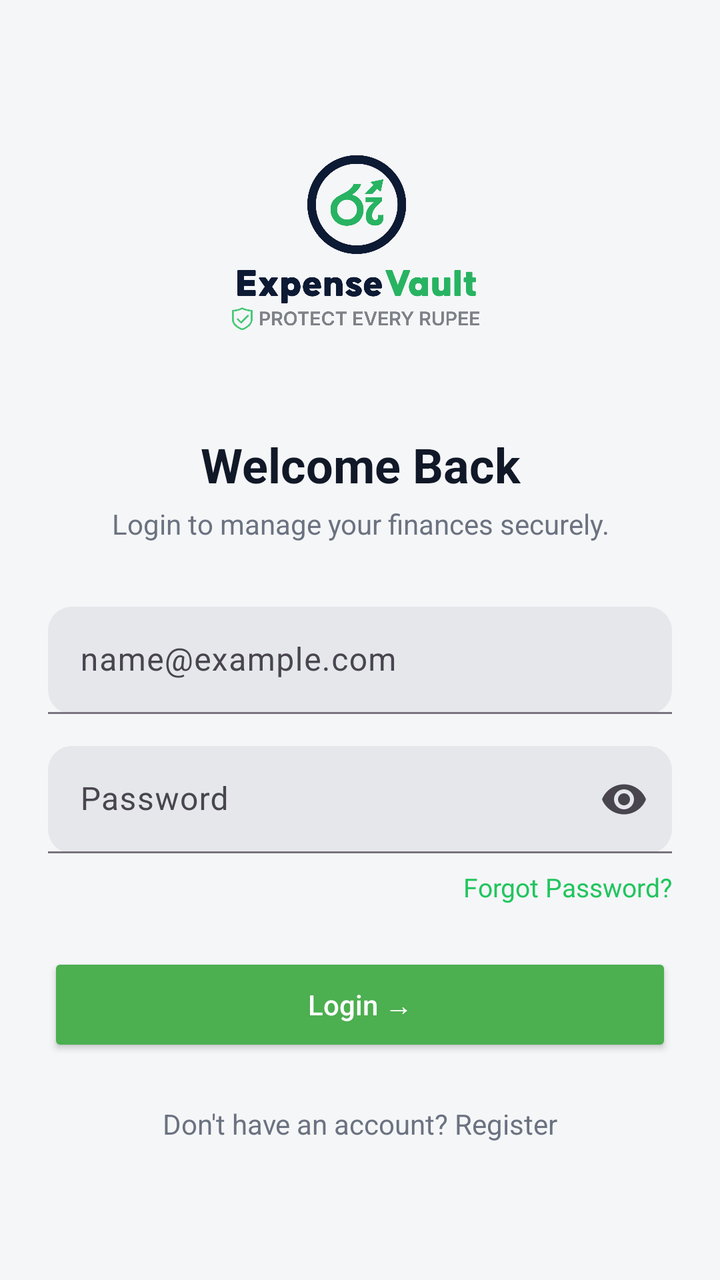
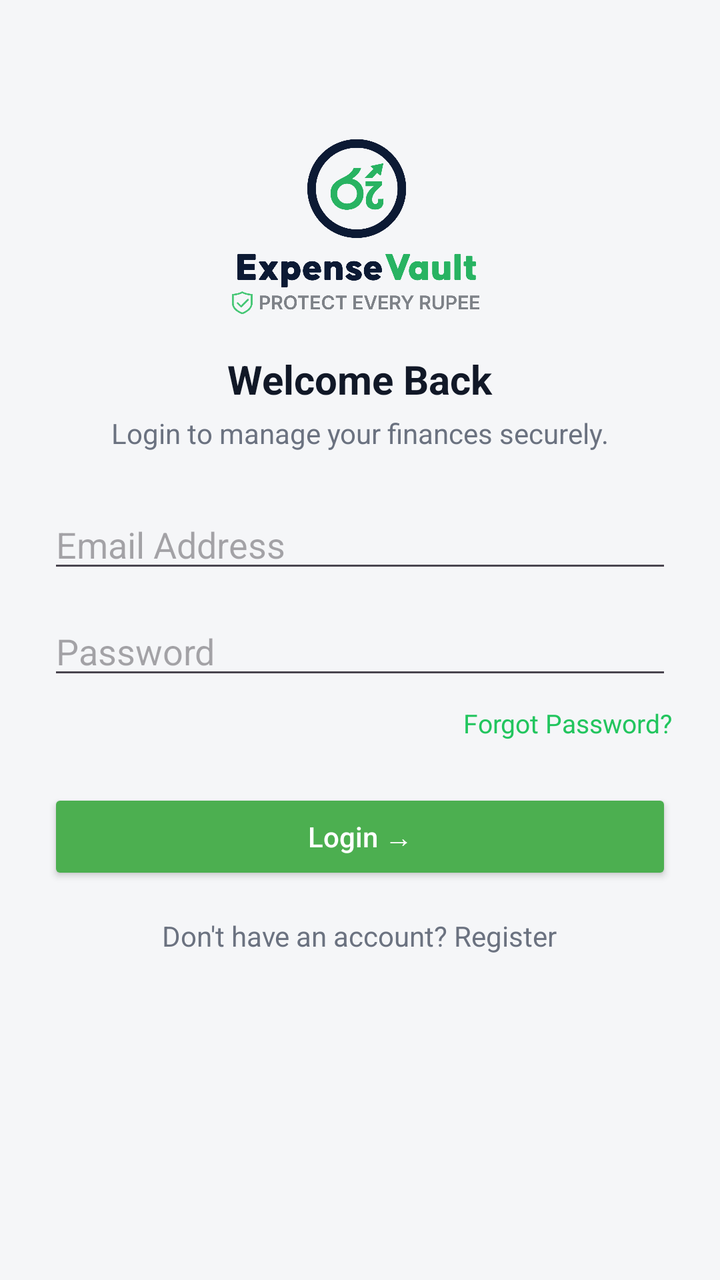

Before-and-after screenshots of an Android layout around one commit, followed by the original layout XML and the change that was made.
<!-- AndroidManifest.xml: application theme Theme.AIExpenseManagementApplication -->
<!-- res/layout/activity_login.xml -->
<?xml version="1.0" encoding="utf-8"?>
<ScrollView xmlns:android="http://schemas.android.com/apk/res/android"
    xmlns:app="http://schemas.android.com/apk/res-auto"
    android:layout_width="match_parent"
    android:layout_height="match_parent"
    android:fillViewport="true"
    android:background="#F5F6F8">

    <LinearLayout
        android:layout_width="match_parent"
        android:layout_height="wrap_content"
        android:orientation="vertical"
        android:padding="24dp">

        
        <ImageView
            android:layout_width="128dp"
            android:layout_height="128dp"
            android:layout_gravity="center_horizontal"
            android:layout_marginTop="32dp"
            android:src="@drawable/logo"
            android:contentDescription="App Logo" />

        
        <TextView
            android:layout_width="match_parent"
            android:layout_height="wrap_content"
            android:text="Welcome Back"
            android:textSize="24sp"
            android:textStyle="bold"
            android:textColor="#111827"
            android:layout_marginTop="32dp"
            android:gravity="center" />

        
        <TextView
            android:layout_width="match_parent"
            android:layout_height="wrap_content"
            android:text="Login to manage your finances securely."
            android:textSize="14sp"
            android:textColor="#6B7280"
            android:layout_marginTop="4dp"
            android:layout_marginBottom="24dp"
            android:gravity="center" />

        
        <com.google.android.material.textfield.TextInputLayout
            android:id="@+id/tilEmail"
            android:layout_width="match_parent"
            android:layout_height="wrap_content"
            android:layout_marginTop="8dp"
            app:boxBackgroundMode="filled"
            app:boxBackgroundColor="#E5E7EB"
            app:boxCornerRadiusTopStart="12dp"
            app:boxCornerRadiusTopEnd="12dp"
            app:boxCornerRadiusBottomStart="12dp"
            app:boxCornerRadiusBottomEnd="12dp">

            <com.google.android.material.textfield.TextInputEditText
                android:id="@+id/etEmail"
                android:layout_width="match_parent"
                android:layout_height="wrap_content"
                android:hint="name@example.com"
                android:inputType="textEmailAddress"
                android:padding="16dp"/>
        </com.google.android.material.textfield.TextInputLayout>

        
        <com.google.android.material.textfield.TextInputLayout
            android:id="@+id/tilPassword"
            android:layout_width="match_parent"
            android:layout_height="wrap_content"
            android:layout_marginTop="16dp"
            app:endIconMode="password_toggle"
            app:boxBackgroundMode="filled"
            app:boxBackgroundColor="#E5E7EB"
            app:boxCornerRadiusTopStart="12dp"
            app:boxCornerRadiusTopEnd="12dp"
            app:boxCornerRadiusBottomStart="12dp"
            app:boxCornerRadiusBottomEnd="12dp">

            <com.google.android.material.textfield.TextInputEditText
                android:id="@+id/etPassword"
                android:layout_width="match_parent"
                android:layout_height="wrap_content"
                android:hint="Password"
                android:inputType="textPassword"
                android:padding="16dp"/>
        </com.google.android.material.textfield.TextInputLayout>

        
        <TextView
            android:id="@+id/tvForgotPassword"
            android:layout_width="wrap_content"
            android:layout_height="wrap_content"
            android:text="Forgot Password?"
            android:textColor="#22C55E"
            android:textSize="13sp"
            android:layout_gravity="end"
            android:layout_marginTop="8dp"/>

        
        <Button
            android:id="@+id/btnLogin"
            android:layout_width="match_parent"
            android:layout_height="52dp"
            android:text="Login →"
            android:textAllCaps="false"
            android:textColor="@android:color/white"
            android:backgroundTint="#4CAF50"
            android:layout_marginTop="24dp"/>

        
        <TextView
            android:id="@+id/tvRegister"
            android:layout_width="match_parent"
            android:layout_height="wrap_content"
            android:text="Don't have an account? Register"
            android:textSize="14sp"
            android:textColor="#6B7280"
            android:gravity="center"
            android:layout_marginTop="24dp"/>

    </LinearLayout>

</ScrollView>
<!-- resources referenced by this layout -->
<resources>
  <!-- drawable logo: png bitmap (drawable, 144460 bytes) -->
  <style name="Theme.AIExpenseManagementApplication" parent="Base.Theme.AIExpenseManagementApplication" />
  <style name="Base.Theme.AIExpenseManagementApplication" parent="Theme.Material3.DayNight.NoActionBar">
          
          
      </style>
</resources>

<!-- the commit's change to res/layout/activity_login.xml (unified diff, before → after) -->
@@ -1,6 +1,5 @@
 <?xml version="1.0" encoding="utf-8"?>
 <ScrollView xmlns:android="http://schemas.android.com/apk/res/android"
-    xmlns:app="http://schemas.android.com/apk/res-auto"
     android:layout_width="match_parent"
     android:layout_height="match_parent"
     android:fillViewport="true"
@@ -10,83 +9,57 @@
         android:layout_width="match_parent"
         android:layout_height="wrap_content"
         android:orientation="vertical"
-        android:padding="24dp">
+        android:padding="24dp"
+        android:gravity="center_horizontal">
 
         
         <ImageView
+            android:id="@+id/imgLogo"
             android:layout_width="128dp"
             android:layout_height="128dp"
             android:layout_gravity="center_horizontal"
-            android:layout_marginTop="32dp"
+            android:layout_marginTop="24dp"
             android:src="@drawable/logo"
             android:contentDescription="App Logo" />
 
         
         <TextView
-            android:layout_width="match_parent"
+            android:id="@+id/tvTitle"
+            android:layout_width="wrap_content"
             android:layout_height="wrap_content"
             android:text="Welcome Back"
-            android:textSize="24sp"
+            android:textSize="20sp"
             android:textStyle="bold"
             android:textColor="#111827"
-            android:layout_marginTop="32dp"
-            android:gravity="center" />
+            android:layout_marginBottom="4dp" />
 
         
         <TextView
-            android:layout_width="match_parent"
+            android:id="@+id/tvSubtitle"
+            android:layout_width="wrap_content"
             android:layout_height="wrap_content"
             android:text="Login to manage your finances securely."
             android:textSize="14sp"
             android:textColor="#6B7280"
-            android:layout_marginTop="4dp"
-            android:layout_marginBottom="24dp"
-            android:gravity="center" />
+            android:layout_marginBottom="16dp" />
 
         
-        <com.google.android.material.textfield.TextInputLayout
-            android:id="@+id/tilEmail"
+        <EditText
+            android:id="@+id/etEmail"
             android:layout_width="match_parent"
             android:layout_height="wrap_content"
-            android:layout_marginTop="8dp"
-            app:boxBackgroundMode="filled"
-            app:boxBackgroundColor="#E5E7EB"
-            app:boxCornerRadiusTopStart="12dp"
-            app:boxCornerRadiusTopEnd="12dp"
-            app:boxCornerRadiusBottomStart="12dp"
-            app:boxCornerRadiusBottomEnd="12dp">
-
-            <com.google.android.material.textfield.TextInputEditText
-                android:id="@+id/etEmail"
-                android:layout_width="match_parent"
-                android:layout_height="wrap_content"
-                android:hint="name@example.com"
-                android:inputType="textEmailAddress"
-                android:padding="16dp"/>
-        </com.google.android.material.textfield.TextInputLayout>
+            android:hint="Email Address"
+            android:inputType="textEmailAddress"
+            android:layout_marginTop="8dp" />
 
         
-        <com.google.android.material.textfield.TextInputLayout
-            android:id="@+id/tilPassword"
+        <EditText
+            android:id="@+id/etPassword"
             android:layout_width="match_parent"
             android:layout_height="wrap_content"
-            android:layout_marginTop="16dp"
-            app:endIconMode="password_toggle"
-            app:boxBackgroundMode="filled"
-            app:boxBackgroundColor="#E5E7EB"
-            app:boxCornerRadiusTopStart="12dp"
-            app:boxCornerRadiusTopEnd="12dp"
-            app:boxCornerRadiusBottomStart="12dp"
-            app:boxCornerRadiusBottomEnd="12dp">
-
-            <com.google.android.material.textfield.TextInputEditText
-                android:id="@+id/etPassword"
-                android:layout_width="match_parent"
-                android:layout_height="wrap_content"
-                android:hint="Password"
-                android:inputType="textPassword"
-                android:padding="16dp"/>
-        </com.google.android.material.textfield.TextInputLayout>
+            android:hint="Password"
+            android:inputType="textPassword"
+            android:layout_marginTop="12dp" />
 
         
         <TextView
@@ -97,29 +70,32 @@
             android:textColor="#22C55E"
             android:textSize="13sp"
             android:layout_gravity="end"
-            android:layout_marginTop="8dp"/>
+            android:layout_marginTop="8dp"
+            android:clickable="true"
+            android:focusable="true" />
 
         
         <Button
             android:id="@+id/btnLogin"
             android:layout_width="match_parent"
-            android:layout_height="52dp"
+            android:layout_height="wrap_content"
             android:text="Login →"
             android:textAllCaps="false"
             android:textColor="@android:color/white"
             android:backgroundTint="#4CAF50"
-            android:layout_marginTop="24dp"/>
+            android:layout_marginTop="24dp" />
 
         
         <TextView
             android:id="@+id/tvRegister"
-            android:layout_width="match_parent"
+            android:layout_width="wrap_content"
             android:layout_height="wrap_content"
             android:text="Don't have an account? Register"
             android:textSize="14sp"
             android:textColor="#6B7280"
-            android:gravity="center"
-            android:layout_marginTop="24dp"/>
+            android:layout_marginTop="16dp"
+            android:clickable="true"
+            android:focusable="true" />
 
     </LinearLayout>
 
